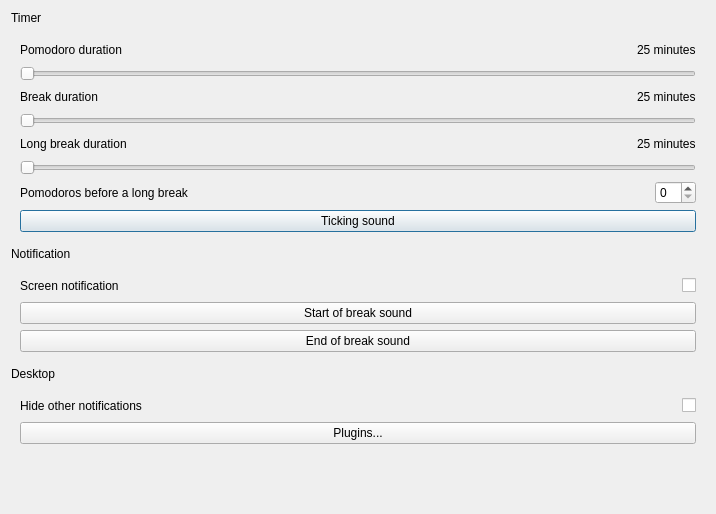
The window that ui/preferences.ui (hashpad/Qomodoro) describes before a commit, drawn with Qt 5.
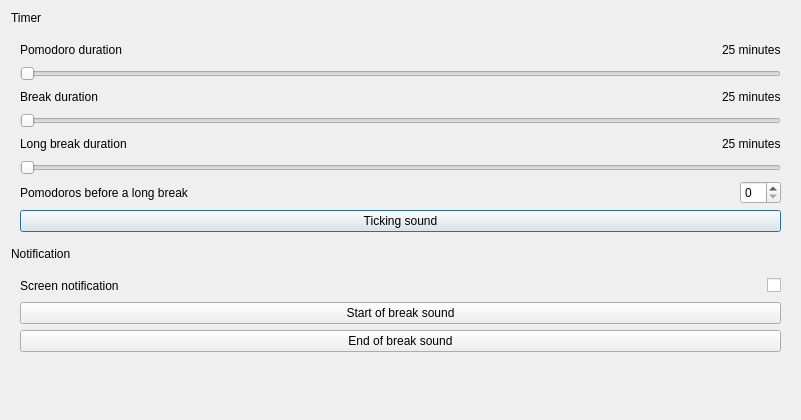
The same window after the commit.

What changed in the file:
```diff
--- a/ui/preferences.ui
+++ b/ui/preferences.ui
@@ -6,8 +6,8 @@
    <rect>
     <x>0</x>
     <y>0</y>
-    <width>716</width>
-    <height>514</height>
+    <width>801</width>
+    <height>420</height>
    </rect>
   </property>
   <property name="windowTitle">
@@ -260,59 +260,7 @@
     </widget>
    </item>
    <item>
-    <widget class="QLabel" name="label_17">
-     <property name="text">
-      <string>Desktop</string>
-     </property>
-    </widget>
-   </item>
-   <item>
-    <layout class="QVBoxLayout" name="verticalLayout_10">
-     <item>
-      <widget class="QWidget" name="widget_3" native="true">
-       <layout class="QVBoxLayout" name="verticalLayout_4">
-        <item>
-         <layout class="QHBoxLayout" name="horizontalLayout_6">
-          <item>
-           <widget class="QLabel" name="label_10">
-            <property name="text">
-             <string>Hide other notifications</string>
-            </property>
-           </widget>
-          </item>
-          <item>
-           <spacer name="horizontalSpacer_6">
-            <property name="orientation">
-             <enum>Qt::Horizontal</enum>
-            </property>
-            <property name="sizeHint" stdset="0">
-             <size>
-              <width>40</width>
-              <height>20</height>
-             </size>
-            </property>
-           </spacer>
-          </item>
-          <item>
-           <widget class="QCheckBox" name="checkBox_2">
-            <property name="text">
-             <string/>
-            </property>
-           </widget>
-          </item>
-         </layout>
-        </item>
-        <item>
-         <widget class="QPushButton" name="pushButton_6">
-          <property name="text">
-           <string>Plugins...</string>
-          </property>
-         </widget>
-        </item>
-       </layout>
-      </widget>
-     </item>
-    </layout>
+    <layout class="QVBoxLayout" name="verticalLayout_10"/>
    </item>
    <item>
     <spacer name="verticalSpacer">
```
Left out of the diff: 10 changed lines with no effect on the pictures.
